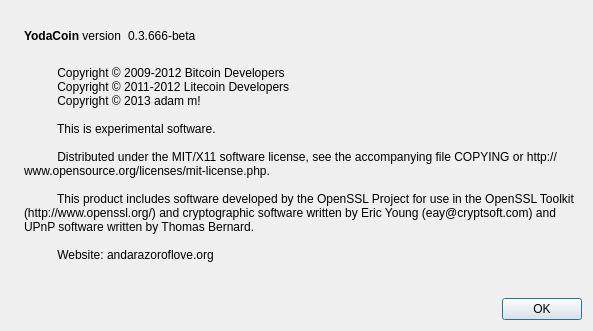
yodacoin/test, file src/qt/forms/aboutdialog.ui: the form before one commit.
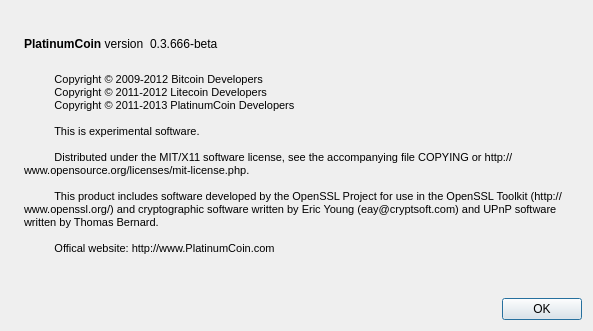
The form after the commit. Icons and pictures are not drawn.

Patch:
```diff
--- a/src/qt/forms/aboutdialog.ui
+++ b/src/qt/forms/aboutdialog.ui
@@ -50,7 +50,7 @@
           <cursorShape>IBeamCursor</cursorShape>
          </property>
          <property name="text">
-          <string>&lt;b&gt;YodaCoin&lt;/b&gt; version</string>
+          <string>&lt;b&gt;PlatinumCoin&lt;/b&gt; version</string>
          </property>
          <property name="textInteractionFlags">
           <set>Qt::LinksAccessibleByMouse|Qt::TextSelectableByKeyboard|Qt::TextSelectableByMouse</set>
@@ -94,19 +94,23 @@
         <cursorShape>IBeamCursor</cursorShape>
        </property>
        <property name="text">
-        <string>
-          Copyright © 2009-2012 Bitcoin Developers
-          Copyright © 2011-2012 Litecoin Developers
-          Copyright © 2013 adam m!
-
-          This is experimental software.
-
-          Distributed under the MIT/X11 software license, see the accompanying file COPYING or http://www.opensource.org/licenses/mit-license.php.
-
-          This product includes software developed by the OpenSSL Project for use in the OpenSSL Toolkit (http://www.openssl.org/) and cryptographic software written by Eric Young (eay@cryptsoft.com) and UPnP software written by Thomas Bernard.
-
-          Website: andarazoroflove.org
-        </string>
+        <string>&lt;!DOCTYPE HTML PUBLIC &quot;-//W3C//DTD HTML 4.0//EN&quot; &quot;http://www.w3.org/TR/REC-html40/strict.dtd&quot;&gt;
+&lt;html&gt;&lt;head&gt;&lt;meta name=&quot;qrichtext&quot; content=&quot;1&quot; /&gt;&lt;style type=&quot;text/css&quot;&gt;
+p, li { white-space: pre-wrap; }
+&lt;/style&gt;&lt;/head&gt;&lt;body style=&quot; font-family:'MS Shell Dlg 2'; font-size:8.25pt; font-weight:400; font-style:normal;&quot;&gt;
+&lt;p style=&quot;-qt-paragraph-type:empty; margin-top:0px; margin-bottom:0px; margin-left:0px; margin-right:0px; -qt-block-indent:0; text-indent:0px;&quot;&gt;&lt;/p&gt;
+&lt;p style=&quot; margin-top:0px; margin-bottom:0px; margin-left:0px; margin-right:0px; -qt-block-indent:0; text-indent:0px;&quot;&gt;&lt;span style=&quot; font-size:8pt;&quot;&gt;          Copyright © 2009-2012 Bitcoin Developers&lt;/span&gt;&lt;/p&gt;
+&lt;p style=&quot; margin-top:0px; margin-bottom:0px; margin-left:0px; margin-right:0px; -qt-block-indent:0; text-indent:0px;&quot;&gt;&lt;span style=&quot; font-size:8pt;&quot;&gt;          Copyright © 2011-2012 Litecoin Developers&lt;/span&gt;&lt;/p&gt;
+&lt;p style=&quot; margin-top:0px; margin-bottom:0px; margin-left:0px; margin-right:0px; -qt-block-indent:0; text-indent:0px;&quot;&gt;&lt;span style=&quot; font-size:8pt;&quot;&gt;          Copyright © 2011-2013 PlatinumCoin Developers&lt;/span&gt;&lt;/p&gt;
+&lt;p style=&quot;-qt-paragraph-type:empty; margin-top:0px; margin-bottom:0px; margin-left:0px; margin-right:0px; -qt-block-indent:0; text-indent:0px; font-size:8pt;&quot;&gt;&lt;/p&gt;
+&lt;p style=&quot; margin-top:0px; margin-bottom:0px; margin-left:0px; margin-right:0px; -qt-block-indent:0; text-indent:0px;&quot;&gt;&lt;span style=&quot; font-size:8pt;&quot;&gt;          This is experimental software.&lt;/span&gt;&lt;/p&gt;
+&lt;p style=&quot;-qt-paragraph-type:empty; margin-top:0px; margin-bottom:0px; margin-left:0px; margin-right:0px; -qt-block-indent:0; text-indent:0px; font-size:8pt;&quot;&gt;&lt;/p&gt;
+&lt;p style=&quot; margin-top:0px; margin-bottom:0px; margin-left:0px; margin-right:0px; -qt-block-indent:0; text-indent:0px;&quot;&gt;&lt;span style=&quot; font-size:8pt;&quot;&gt;          Distributed under the MIT/X11 software license, see the accompanying file COPYING or http://www.opensource.org/licenses/mit-license.php.&lt;/span&gt;&lt;/p&gt;
+&lt;p style=&quot;-qt-paragraph-type:empty; margin-top:0px; margin-bottom:0px; margin-left:0px; margin-right:0px; -qt-block-indent:0; text-indent:0px; font-size:8pt;&quot;&gt;&lt;/p&gt;
+&lt;p style=&quot; margin-top:0px; margin-bottom:0px; margin-left:0px; margin-right:0px; -qt-block-indent:0; text-indent:0px;&quot;&gt;&lt;span style=&quot; font-size:8pt;&quot;&gt;          This product includes software developed by the OpenSSL Project for use in the OpenSSL Toolkit (http://www.openssl.org/) and cryptographic software written by Eric Young (eay@cryptsoft.com) and UPnP software written by Thomas Bernard.&lt;/span&gt;&lt;/p&gt;
+&lt;p style=&quot;-qt-paragraph-type:empty; margin-top:0px; margin-bottom:0px; margin-left:0px; margin-right:0px; -qt-block-indent:0; text-indent:0px; font-size:8pt;&quot;&gt;&lt;/p&gt;
+&lt;p style=&quot; margin-top:0px; margin-bottom:0px; margin-left:0px; margin-right:0px; -qt-block-indent:0; text-indent:0px;&quot;&gt;&lt;span style=&quot; font-size:8pt;&quot;&gt;          Offical website: http://www.PlatinumCoin.com&lt;/span&gt;&lt;/p&gt;
+&lt;p style=&quot; margin-top:0px; margin-bottom:0px; margin-left:0px; margin-right:0px; -qt-block-indent:0; text-indent:0px;&quot;&gt;&lt;span style=&quot; font-size:8pt;&quot;&gt;        &lt;/span&gt;&lt;/p&gt;&lt;/body&gt;&lt;/html&gt;</string>
        </property>
        <property name="wordWrap">
         <bool>true</bool>
```
Left out of the diff: 2 changed lines with no effect on the pictures.
